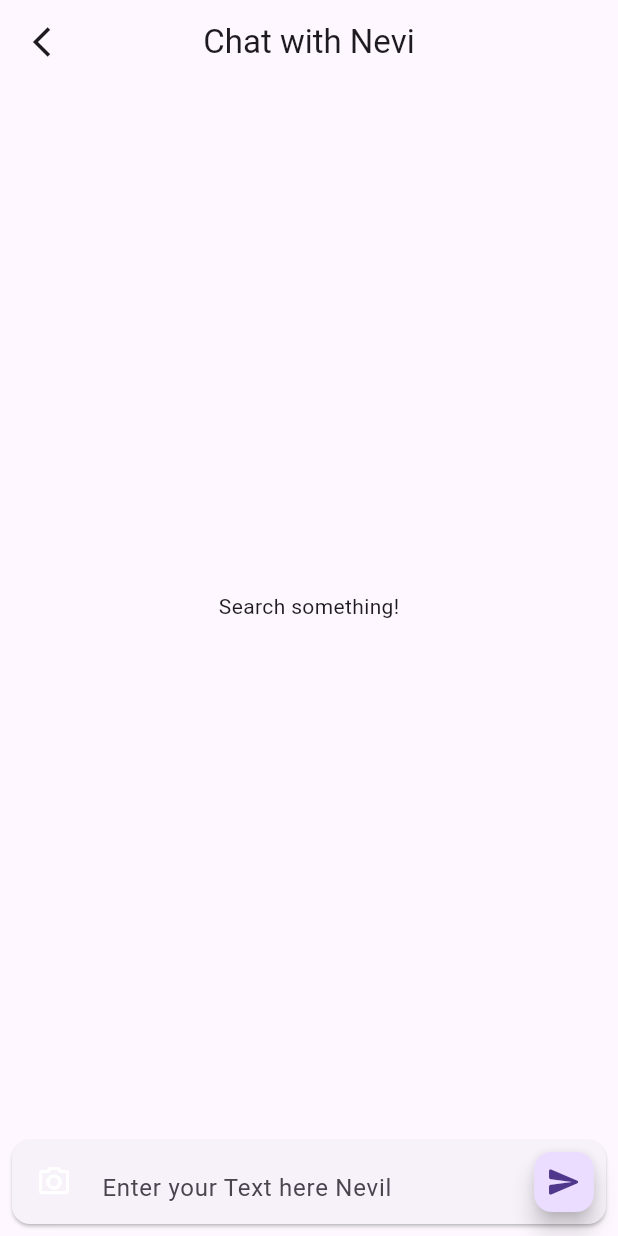
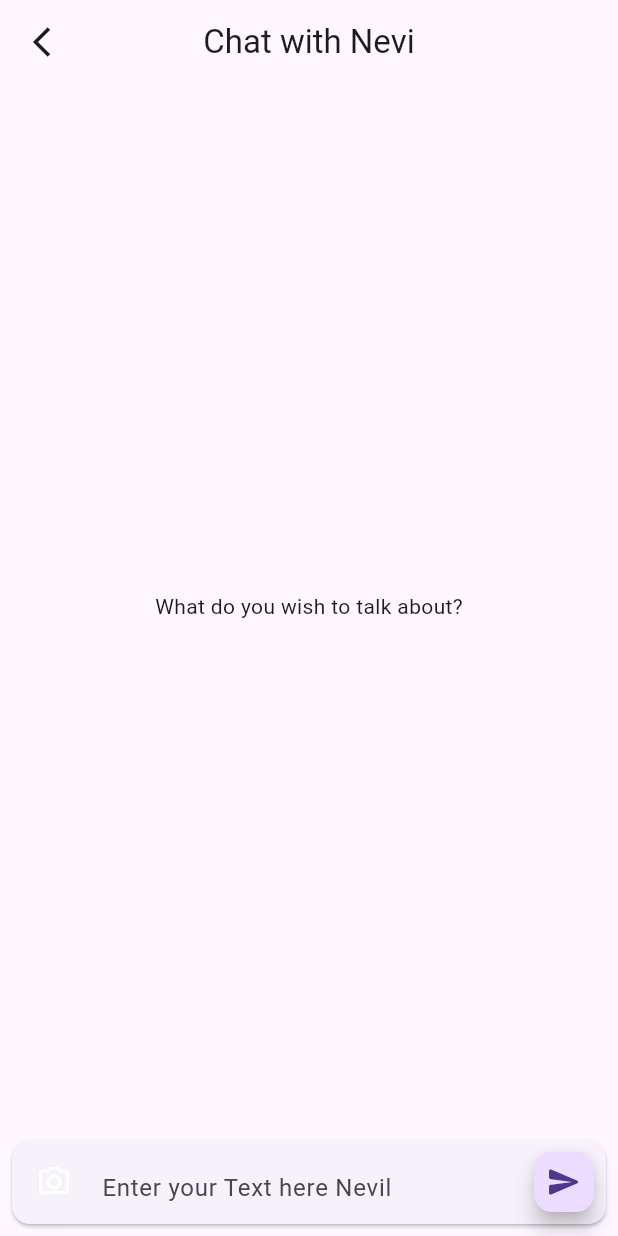
Before and after one commit to nevilpurpp/StudyBlitzAI, a Flutter app: the ChatPage screen opened directly, on a phone screen of 412 x 824 dp. Run offline on Flutter 3.47's test engine with Material 3 defaults, Android fonts, the phone set to English and light mode, and no system bars; our stand-ins replace flutter_gemini, flutter_markdown, image_picker.

Commit message:
new_commit

```diff
--- /dev/null
+++ b/lib/app/core/theme/my_app_colors.dart
@@ -0,0 +1,10 @@
+import 'dart:ui';
+
+class MyAppColors{
+//primary colors
+  static const darkTeal = Color(0x90E0EF);
+  static const lightTeal = Color(0x90E0EF);
+
+// secondary colors
+static const  grey = Color(0x839497);
+}
--- /dev/null
+++ b/lib/app/core/theme/my_app_theme.dart
@@ -0,0 +1,15 @@
+import 'package:flutter/material.dart';
+import 'my_app_colors.dart';
+
+class MyAppThemes {
+  static final lightTheme = ThemeData(
+    primaryColor: MyAppColors.lightTeal,
+    secondaryHeaderColor: MyAppColors.grey,
+    brightness: Brightness.light
+  );
+  static final darkTheme = ThemeData(
+    primaryColor: MyAppColors.darkTeal,
+    secondaryHeaderColor: MyAppColors.grey,
+    brightness: Brightness.dark
+  );
+}
--- a/lib/app/ui/screens/chat_screen/chat_widget/chat.dart
+++ b/lib/app/ui/screens/chat_screen/chat_widget/chat.dart
@@ -45,7 +45,7 @@ class _SectionChatState extends State<SectionChat> {
                       ),
                     ),
                   )
-                : const Center(child: Text('Search something!'))),
+                : const Center(child: Text('What do you wish to talk about?'))),
         if (loading) const CircularProgressIndicator(),
          if (images != null)
           Container(
--- a/lib/main.dart
+++ b/lib/main.dart
@@ -1,5 +1,6 @@
 import 'package:flutter/material.dart';
 import 'package:flutter_gemini/flutter_gemini.dart';
+import 'app/core/theme/my_app_theme.dart';
 import 'app/ui/screens/home/home_page.dart';
 
 
@@ -17,8 +18,8 @@ class MyApp extends StatelessWidget {
     return MaterialApp(
       debugShowCheckedModeBanner: false,
       themeMode: ThemeMode.system,
-      //theme: MyAppThemes.lightColorScheme,
-      //darkTheme: MyAppThemes.darkColorScheme,
+      theme: MyAppThemes.lightTheme,
+      darkTheme: MyAppThemes.darkTheme,
 
       home: const HomePage(),
     );
--- a/pubspec.yaml
+++ b/pubspec.yaml
@@ -47,7 +47,7 @@ flutter:
   # To add assets to your application, add an assets section, like this:
   assets:
     - assets/lottie/ai.json
-    - assets/icons
+    - assets/icons/
   #   - images/a_dot_ham.jpeg
 
   # An image asset can refer to one or more resolution-specific "variants", see
```
Also changed, not shown: lib/app/ui/screens/home/home_page.dart (+27 -4 lines), lib/app/ui/screens/home/home_widget/custom_card.dart (renamed from lib/app/ui/screens/home/home_widget/custonCard.dart, +13 -2 lines), lib/app/ui/screens/settings_screen/settings_page.dart (added, +35 -0 lines), pubspec.lock.
